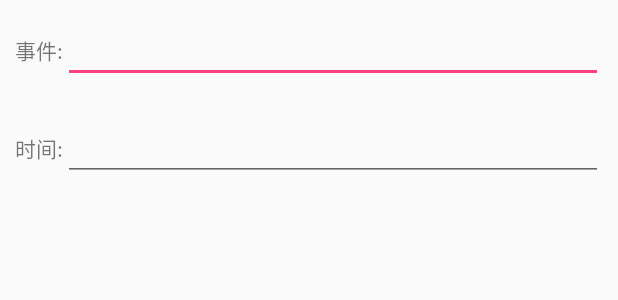
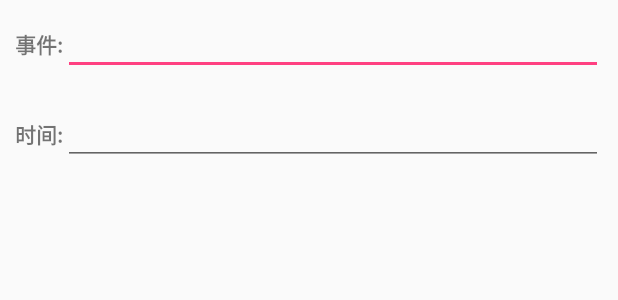
Before and after one commit to Relati/your-diary, an Android app: the layout layout_dialog.xml on its own in the app's theme, with its tools: preview values and no code run, on a phone screen of 412 x 824 dp. Shown: the top 300 px of the screen. Run offline under Robolectric (Android 15) with nearby library versions, the phone set to English and light mode, and no system bars.

Commit message:
the final version of layout_dialog.xml,nav_header_diary_list.xml,start_layout.xml,time_dialog.xml

```diff
--- a/app/src/main/res/layout/layout_dialog.xml
+++ b/app/src/main/res/layout/layout_dialog.xml
@@ -1,21 +1,30 @@
 <?xml version="1.0" encoding="utf-8"?>
+
 <LinearLayout xmlns:android="http://schemas.android.com/apk/res/android"
-    android:orientation="vertical" android:layout_width="match_parent"
+    android:orientation="vertical"
+    android:layout_width="match_parent"
     android:layout_height="match_parent"
     android:padding="10dp">
+
     <LinearLayout
         android:orientation="horizontal"
         android:layout_width="match_parent"
         android:layout_height="wrap_content">
+
         <TextView
             android:layout_width="wrap_content"
             android:layout_height="wrap_content"
+            android:textStyle="bold"
+            android:textSize="14sp"
             android:text="事件:"/>
+
         <EditText
             android:id="@+id/input_thing"
+            android:textSize="14sp"
             android:layout_weight="1"
             android:layout_width="0dp"
             android:layout_height="wrap_content" />
+
     </LinearLayout>
 
     <LinearLayout
@@ -23,14 +32,20 @@
         android:orientation="horizontal"
         android:layout_width="match_parent"
         android:layout_height="wrap_content">
+
         <TextView
             android:layout_width="wrap_content"
             android:layout_height="wrap_content"
+            android:textStyle="bold"
+            android:textSize="14sp"
             android:text="时间:"/>
+
         <EditText
             android:id="@+id/tip_time"
+            android:textSize="14sp"
             android:layout_weight="1"
             android:layout_width="0dp"
             android:layout_height="wrap_content" />
     </LinearLayout>
+
 </LinearLayout>
--- a/app/src/main/res/layout/start_layout.xml
+++ b/app/src/main/res/layout/start_layout.xml
@@ -7,6 +7,7 @@
     android:layout_height="match_parent"
     android:background="@drawable/start_bg">
 
+    <!--在登录界面上显示APP的名称为My Diary-->
     <TextView
         android:id="@+id/my_diary_text"
         android:layout_width="wrap_content"
@@ -18,6 +19,7 @@
         android:paddingStart="10dp"
         android:paddingEnd="10dp" />
 
+    <!--在这个数据框内输入用户名-->
     <EditText
         android:textColorHint="@color/colorBlack"
         android:id="@+id/username"
@@ -29,6 +31,7 @@
         android:gravity="center"
         android:hint="@string/pleaseInputUsername"/>
 
+    <!--密码输入框-->
     <EditText
         android:textColorHint="@color/colorBlack"
         android:id="@+id/password"
@@ -41,6 +44,7 @@
         android:gravity="center"
         android:hint="@string/pleaseInputPassword" />
 
+    <!--这个edittext只有在第一次打开这个APP的时候才会显示，用来注册用户的时候确认密码-->
     <EditText
         android:textColorHint="@color/colorBlack"
         android:id="@+id/newPassword"
@@ -53,7 +57,7 @@
         android:layout_width="180dp"
         android:layout_height="wrap_content" />
 
-    <!--进入日记是在设定好密码后才显示的，没设定之前显示的是提示输入密码的信息-->
+    <!--“进入日记”的显示是在设定好密码后才显示的，没设定密码之前显示的是提示输入密码的信息-->
     <Button
         android:textColor="@color/colorBlack"
         android:id="@+id/accessBtn"
```
Also changed, not shown: app/src/main/res/layout/nav_header_diary_list.xml (+11 -9 lines), app/src/main/res/layout/time_dialog.xml (+8 -4 lines).
